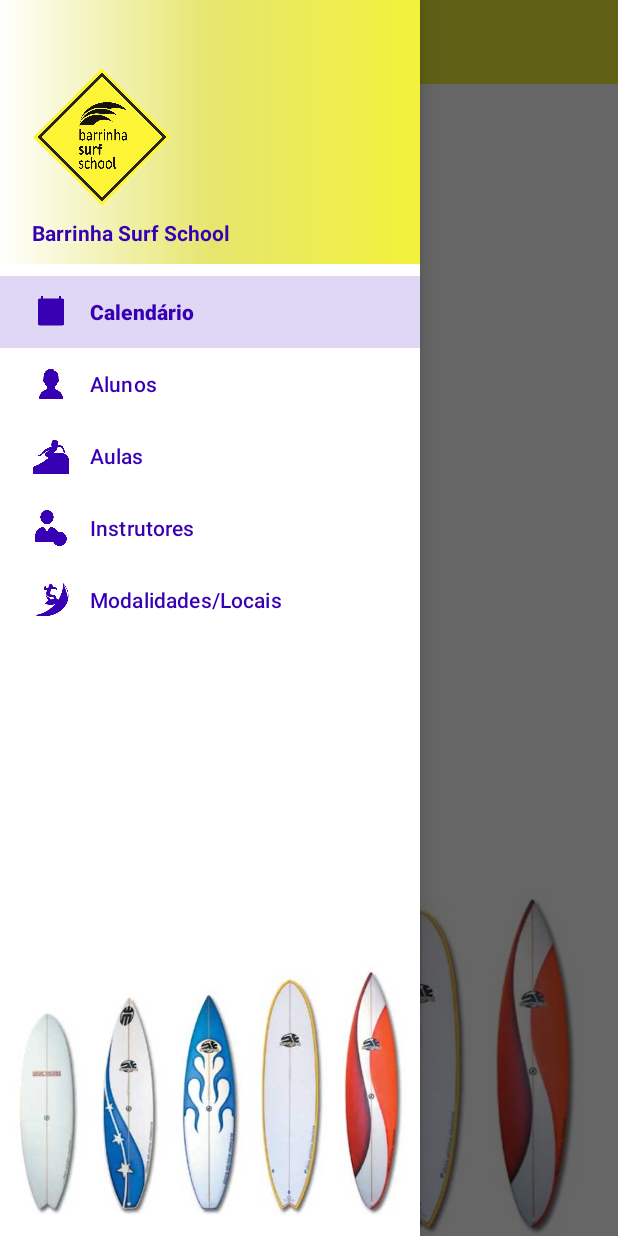
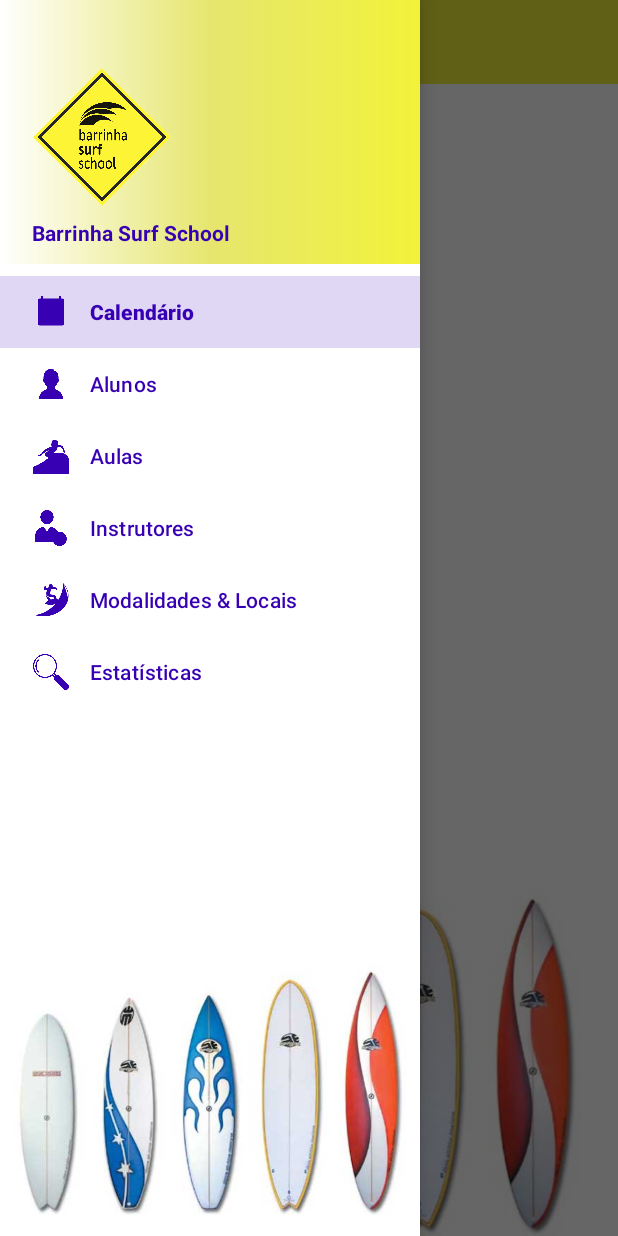
Before and after one commit to andrebbk/BSSApp, an Android app: the MenuActivity screen opened directly, with no data from a screen before it, with the side drawer open, on a phone screen of 412 x 824 dp. Run offline under Robolectric (Android 15) with nearby library versions, the phone set to English and light mode, and no system bars; our stand-ins replace navigation-ui; libraries missing offline, so code that uses them is left out: com.applandeo.materialcalendarview, org.greenrobot.greendao; 6 statements that could not run were skipped.

Commit message:
Setup statistics fragment

```diff
--- a/BSSApp/app/src/main/java/com/example/bssapp/MenuActivity.java
+++ b/BSSApp/app/src/main/java/com/example/bssapp/MenuActivity.java
@@ -62,7 +62,7 @@ public class MenuActivity extends AppCompatActivity implements
         // menu should be considered as top level destinations.
         mAppBarConfiguration = new AppBarConfiguration.Builder(
                 R.id.nav_calendar, R.id.nav_students, R.id.nav_classes, R.id.nav_professors, R.id.nav_newStudent, R.id.nav_editStudent, R.id.nav_newProfessor,
-                R.id.nav_editProfessor, R.id.nav_addClass, R.id.nav_data_managment, R.id.nav_class, R.id.nav_AddClassStudent)
+                R.id.nav_editProfessor, R.id.nav_addClass, R.id.nav_data_managment, R.id.nav_class, R.id.nav_AddClassStudent, R.id.nav_statistic)
                 .setOpenableLayout(drawer)
                 .build();
         navController = Navigation.findNavController(this, R.id.nav_host_fragment_content_menu);
--- a/BSSApp/app/src/main/res/menu/activity_main_drawer.xml
+++ b/BSSApp/app/src/main/res/menu/activity_main_drawer.xml
@@ -25,6 +25,11 @@
             android:id="@+id/nav_data_managment"
             android:icon="@drawable/surf_spot"
             android:title="@string/menu_data" />
+
+        <item
+            android:id="@+id/nav_statistic"
+            android:icon="@drawable/magnifying_glass"
+            android:title="@string/menu_Statistic" />
 
         <item
             android:id="@+id/nav_newStudent"
--- a/BSSApp/app/src/main/res/navigation/mobile_navigation.xml
+++ b/BSSApp/app/src/main/res/navigation/mobile_navigation.xml
@@ -34,6 +34,12 @@
         android:name="com.example.bssapp.ui.datamanagement.DataManagementFragment"
         android:label="@string/menu_data"
         tools:layout="@layout/fragment_data_management" />
+
+    <fragment
+        android:id="@+id/nav_statistic"
+        android:name="com.example.bssapp.ui.statistic.StatisticFragment"
+        android:label="@string/menu_Statistic"
+        tools:layout="@layout/fragment_statistic" />
 
     <fragment
         android:id="@+id/nav_newStudent"
--- a/BSSApp/app/src/main/res/values/strings.xml
+++ b/BSSApp/app/src/main/res/values/strings.xml
@@ -12,20 +12,22 @@
     <string name="background_Label">background</string>
 
     <!--Navigation-->
-    <string name="menu_calendar">Calendar</string>
-    <string name="menu_students">Students</string>
-    <string name="menu_classes">Classes</string>
-    <string name="menu_professors">Professors</string>
-    <string name="menu_data">Modalidades/Locais</string>
     <string name="title_activity_menu">MenuActivity</string>
     <string name="nav_header_title">Android Studio</string>
     <string name="nav_header_subtitle">android.studio@android.com</string>
     <string name="nav_header_desc">Navigation header</string>
     <string name="action_settings">Settings</string>
 
+    <!--Menu-->
+    <string name="menu_calendar">Calendar</string>
+    <string name="menu_students">Students</string>
+    <string name="menu_classes">Classes</string>
+    <string name="menu_professors">Professors</string>
+    <string name="menu_data">Modalidades &amp; Locais</string>
     <string name="menu_home">Home</string>
     <string name="menu_gallery">Gallery</string>
     <string name="menu_slideshow">Slideshow</string>
+    <string name="menu_Statistic">Estatísticas</string>
 
     <string name="remove_student_validation">O(a) aluno(a) será removido(a) do sistema. Deseja continuar?</string>
     <string name="remove_professor_validation">O(a) instrutor(a) será removido(a) do sistema. Deseja continuar?</string>
@@ -63,4 +65,6 @@
     <string name="material_calendar_negative_button">Cancelar</string>
 
     <string name="NoScheduledClassesMsg">Não existem aulas ou eventos agendados</string>
+    <!-- TODO: Remove or change this placeholder text -->
+    <string name="hello_blank_fragment">Hello blank fragment</string>
 </resources>
```
Also changed, not shown: BSSApp/app/src/main/java/com/example/bssapp/ui/statistic/StatisticFragment.java (added, +31 -0 lines), BSSApp/app/src/main/res/layout/fragment_statistic.xml (added, +14 -0 lines), BSSApp/app/src/main/res/drawable-v24/magnifying_glass.png (added).
